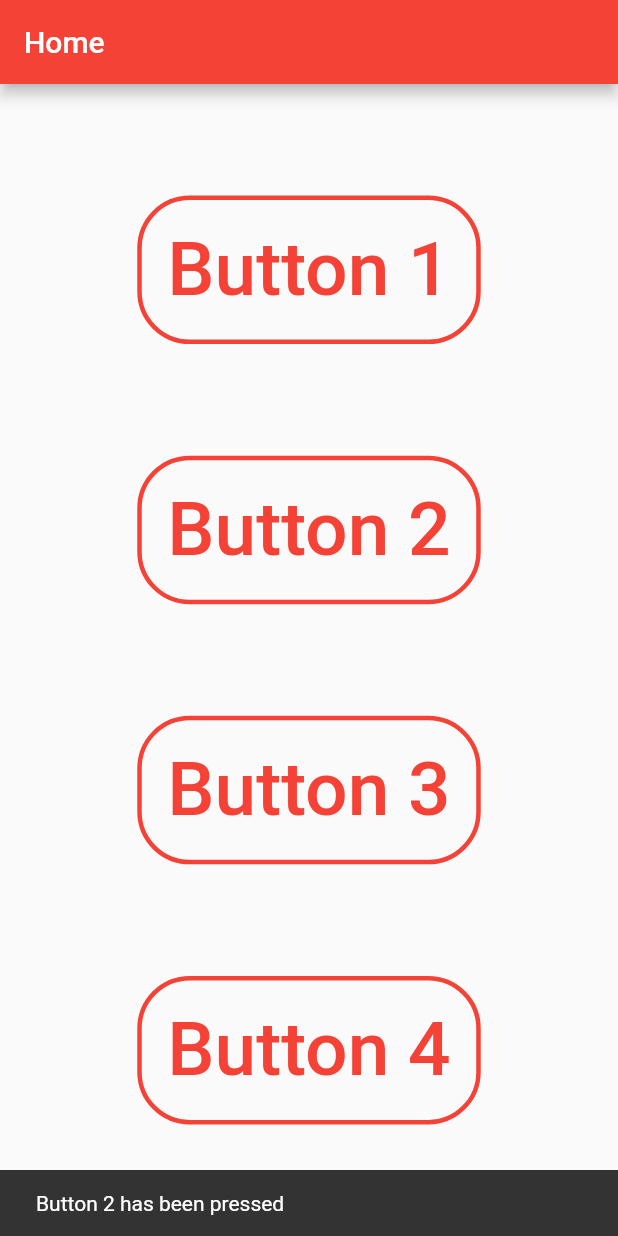
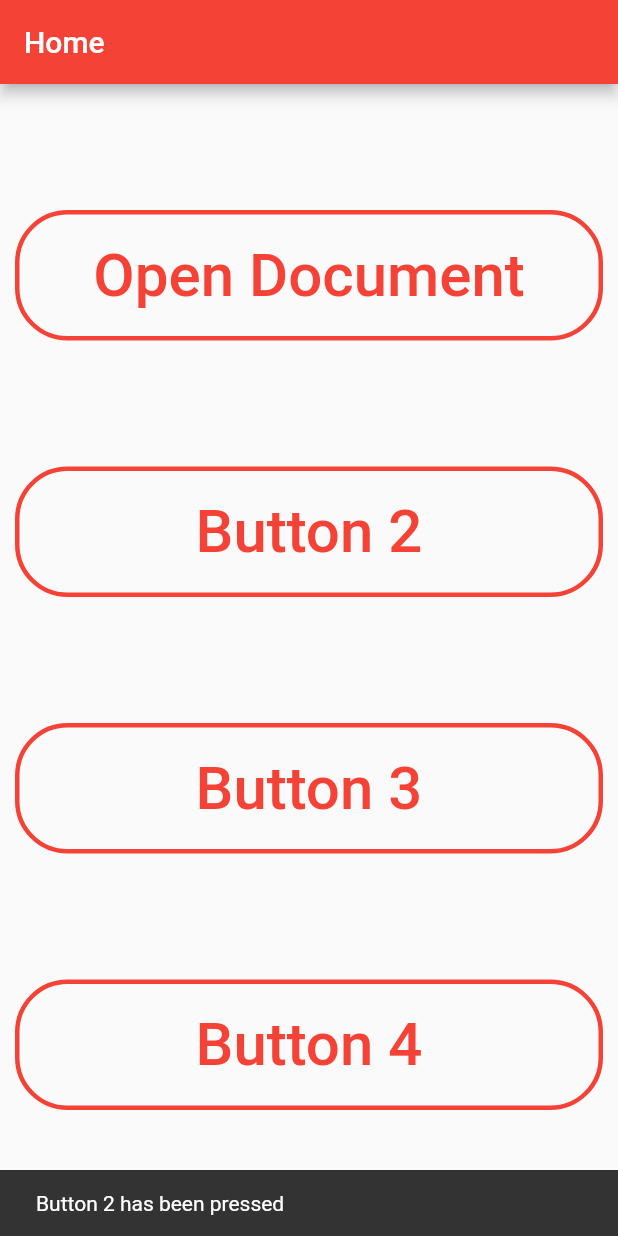
Before and after one commit to NL-Project/panthion, a Flutter app: the screen it shows after launch, after a tap on "Button 2", on a phone screen of 412 x 824 dp. Run offline on Flutter 3.47's test engine with Material 2 defaults, Android fonts, the phone set to English and light mode, and no system bars; missing offline and left inert: pdftron_flutter.

Commit message:
added pdftron and refactored button a bit

```diff
--- a/lib/main.dart
+++ b/lib/main.dart
@@ -1,4 +1,5 @@
 import 'package:flutter/material.dart';
+import 'package:pdftron_flutter/pdftron_flutter.dart';
 
 const String home = "Home";
 
@@ -21,19 +22,46 @@ class Panthion extends StatelessWidget {
   }
 }
 
-class Home extends StatelessWidget {
+class Home extends StatefulWidget {
+  @override
+  State<StatefulWidget> createState() => _HomeState();
+}
+
+class _HomeState extends State<Home> {
+  @override
+  void initState() {
+    super.initState();
+    initPlatformState();
+  }
+
+  // Platform messages are asynchronous, so we initialize in an async method.
+  Future<void> initPlatformState() async {
+    String version;
+    // Platform messages may fail, so we use a try/catch PlatformException.
+    try {
+      PdftronFlutter.initialize(
+          "Insert commercial license key here after purchase");
+      version = await PdftronFlutter.version;
+    } catch (e) {
+      version = 'Failed to get platform version.';
+    }
+  }
+
   @override
   Widget build(BuildContext context) {
     return Center(
+      child: Padding(
+        padding: EdgeInsets.symmetric(
+          horizontal: 10.0,
+        ),
         child: Column(
           mainAxisAlignment: MainAxisAlignment.spaceEvenly,
           children: <Widget>[
             HomeButton(
-            "Button 1",
-            () {
-              Scaffold.of(context).showSnackBar(
-                  SnackBar(content: Text("Button 1 has been pressed")));
-            },
+              "Open Document",
+                  // TODO: doesn't work without internet
+                  () => PdftronFlutter.openDocument(
+                  "https://file-examples.com/wp-content/uploads/2017/02/file-sample_1MB.docx"),
             ),
             HomeButton(
               "Button 2",
@@ -58,6 +86,7 @@ class Home extends StatelessWidget {
             ),
           ],
         ),
+      ),
     );
   }
 }
@@ -69,7 +98,9 @@ class HomeButton extends StatelessWidget {
 
   @override
   Widget build(BuildContext context) {
-    return FlatButton(
+    return SizedBox(
+      width: double.infinity,
+      child: FlatButton(
         color: Colors.transparent,
         textColor: Colors.red,
         padding: const EdgeInsets.all(20),
@@ -79,9 +110,10 @@ class HomeButton extends StatelessWidget {
         ),
         child: Text(
           _text,
-        style: TextStyle(fontSize: 50),
+          style: TextStyle(fontSize: 40),
         ),
         onPressed: _onPressed,
+      ),
     );
   }
 }
```
Lines whose indentation alone changed are shown as unchanged.
